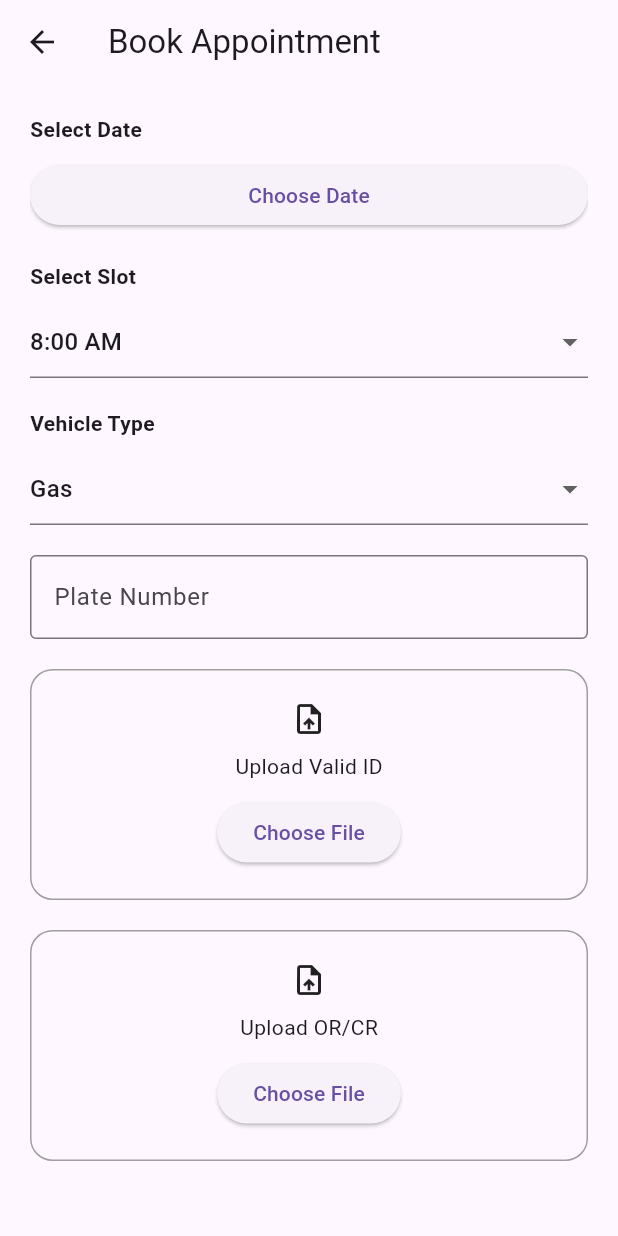
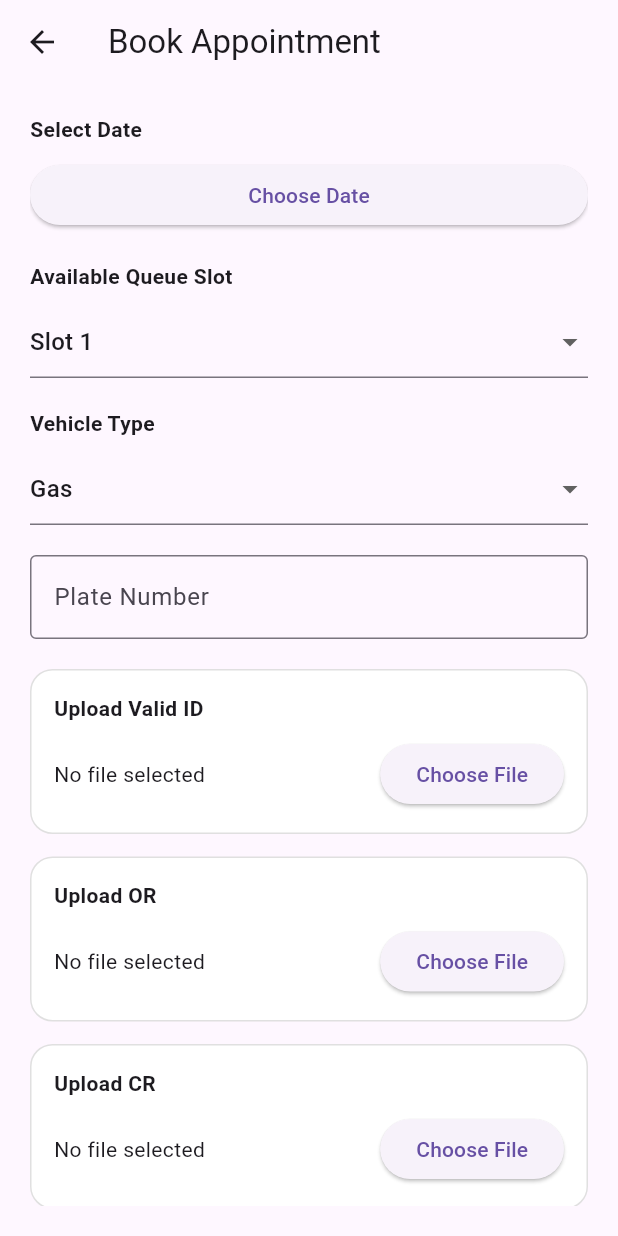
Before and after one commit to jastin213/Queue_Tracking_App, a Flutter app: the BookAppointment screen opened directly, on a phone screen of 412 x 824 dp. Run offline on Flutter 3.47's test engine with Material 3 defaults, Android fonts, the phone set to English and light mode, and no system bars; our stand-ins replace file_picker, flutter_tts, image_picker.

Commit message:
updated bug 1.0

```diff
--- a/lib/screens/book_appointment.dart
+++ b/lib/screens/book_appointment.dart
@@ -1,4 +1,8 @@
+import 'dart:io';
+
 import 'package:flutter/material.dart';
+import 'package:image_picker/image_picker.dart';
+import 'package:file_picker/file_picker.dart';
 
 // ================= GLOBAL BOOKING STORAGE =================
 
@@ -10,6 +14,8 @@ ValueNotifier<List<Map<String, dynamic>>> approvedBookings =
 
 ValueNotifier<List<Map<String, dynamic>>> rejectedBookings =
     ValueNotifier([]);
+
+// ================= BOOK APPOINTMENT =================
 
 class BookAppointment extends StatefulWidget {
   const BookAppointment({super.key});
@@ -28,20 +34,35 @@ class _BookAppointmentState
 
   DateTime? selectedDate;
 
-  String selectedSlot = "8:00 AM";
+  String selectedSlot = "Slot 1";
+
   String selectedVehicle = "Gas";
+
+  // ================= FILES =================
+
+  File? validIdFile;
+
+  File? orFile;
+
+  File? crFile;
+
+  // ================= IMAGE PICKER =================
+
+  final ImagePicker picker = ImagePicker();
 
   // ================= SLOT LIST =================
 
   final List<String> slots = [
-    "8:00 AM",
-    "9:00 AM",
-    "10:00 AM",
-    "11:00 AM",
-    "1:00 PM",
-    "2:00 PM",
-    "3:00 PM",
-    "4:00 PM",
+    "Slot 1",
+    "Slot 2",
+    "Slot 3",
+    "Slot 4",
+    "Slot 5",
+    "Slot 6",
+    "Slot 7",
+    "Slot 8",
+    "Slot 9",
+    "Slot 10",
   ];
 
   // ================= PICK DATE =================
@@ -64,19 +85,98 @@ class _BookAppointmentState
     }
   }
 
+  // ================= PICK VALID ID =================
+
+  Future pickValidId() async {
+    final XFile? image =
+        await picker.pickImage(
+      source: ImageSource.gallery,
+    );
+
+    if (image != null) {
+      setState(() {
+        validIdFile = File(image.path);
+      });
+    }
+  }
+
+  // ================= PICK DOCUMENT =================
+
+  Future pickDocument(String type) async {
+    FilePickerResult? result =
+        await FilePicker.platform.pickFiles();
+
+    if (result != null) {
+      File file = File(
+        result.files.single.path!,
+      );
+
+      setState(() {
+        if (type == "OR") {
+          orFile = file;
+        } else {
+          crFile = file;
+        }
+      });
+    }
+  }
+
   // ================= SUBMIT BOOKING =================
 
   void submitBooking() {
+    // ================= VALIDATION =================
+
     if (selectedDate == null ||
         plateController.text.isEmpty) {
       ScaffoldMessenger.of(context).showSnackBar(
         const SnackBar(
-          content: Text("Complete all fields"),
+          content: Text(
+            "Complete all fields",
+          ),
         ),
       );
 
       return;
     }
+
+    // ================= FILE VALIDATION =================
+
+    if (validIdFile == null ||
+        orFile == null ||
+        crFile == null) {
+      ScaffoldMessenger.of(context).showSnackBar(
+        const SnackBar(
+          content: Text(
+            "Please upload all required documents.",
+          ),
+        ),
+      );
+
+      return;
+    }
+
+    // ================= DUPLICATE SLOT CHECK =================
+
+    bool slotTaken = pendingBookings.value.any(
+      (booking) =>
+          booking['date'] ==
+              "${selectedDate!.month}/${selectedDate!.day}/${selectedDate!.year}" &&
+          booking['slot'] == selectedSlot,
+    );
+
+    if (slotTaken) {
+      ScaffoldMessenger.of(context).showSnackBar(
+        const SnackBar(
+          content: Text(
+            "Selected queue slot is already taken.",
+          ),
+        ),
+      );
+
+      return;
+    }
+
+    // ================= SAVE BOOKING =================
 
     pendingBookings.value = [
       ...pendingBookings.value,
@@ -85,11 +185,19 @@ class _BookAppointmentState
         "plate": plateController.text,
         "vehicle": selectedVehicle,
         "slot": selectedSlot,
+
         "date":
             "${selectedDate!.month}/${selectedDate!.day}/${selectedDate!.year}",
+
         "status": "Pending",
+
+        "validId": validIdFile,
+        "orFile": orFile,
+        "crFile": crFile,
       }
     ];
+
+    // ================= SUCCESS =================
 
     ScaffoldMessenger.of(context).showSnackBar(
       const SnackBar(
@@ -102,13 +210,82 @@ class _BookAppointmentState
     Navigator.pop(context);
   }
 
+  // ================= UPLOAD CARD =================
+
+  Widget uploadCard({
+    required String title,
+    required File? file,
+    required VoidCallback onPressed,
+  }) {
+    return Container(
+      width: double.infinity,
+
+      padding: const EdgeInsets.all(15),
+
+      decoration: BoxDecoration(
+        color: Colors.white,
+
+        borderRadius:
+            BorderRadius.circular(15),
+
+        border: Border.all(
+          color: Colors.grey.shade300,
+        ),
+      ),
+
+      child: Column(
+        crossAxisAlignment:
+            CrossAxisAlignment.start,
+
+        children: [
+          Text(
+            title,
+
+            style: const TextStyle(
+              fontWeight: FontWeight.bold,
+            ),
+          ),
+
+          const SizedBox(height: 10),
+
+          Row(
+            children: [
+              Expanded(
+                child: Text(
+                  file == null
+                      ? "No file selected"
+                      : file.path
+                          .split('/')
+                          .last,
+
+                  overflow:
+                      TextOverflow.ellipsis,
+                ),
+              ),
+
+              ElevatedButton(
+                onPressed: onPressed,
+
+                child: const Text(
+                  "Choose File",
+                ),
+              ),
+            ],
+          ),
+        ],
+      ),
+    );
+  }
+
   // ================= UI =================
 
   @override
   Widget build(BuildContext context) {
     return Scaffold(
       appBar: AppBar(
-        title: const Text("Book Appointment"),
+        title: const Text(
+          "Book Appointment",
+        ),
       ),
 
       body: Padding(
@@ -120,6 +297,7 @@ class _BookAppointmentState
 
             const Text(
               "Select Date",
+
               style: TextStyle(
                 fontWeight: FontWeight.bold,
               ),
@@ -142,7 +320,8 @@ class _BookAppointmentState
             // ================= SLOT =================
 
             const Text(
-              "Select Slot",
+              "Available Queue Slot",
+
               style: TextStyle(
                 fontWeight: FontWeight.bold,
               ),
@@ -173,6 +352,7 @@ class _BookAppointmentState
 
             const Text(
               "Vehicle Type",
+
               style: TextStyle(
                 fontWeight: FontWeight.bold,
               ),
@@ -211,80 +391,49 @@ class _BookAppointmentState
 
               decoration: const InputDecoration(
                 labelText: "Plate Number",
+
                 border: OutlineInputBorder(),
               ),
             ),
 
             const SizedBox(height: 20),
 
-            // ================= UPLOAD ID =================
+            // ================= VALID ID =================
 
-            Container(
-              padding: const EdgeInsets.all(20),
+            uploadCard(
+              title: "Upload Valid ID",
 
-              decoration: BoxDecoration(
-                border: Border.all(
-                  color: Colors.grey,
-                ),
+              file: validIdFile,
 
-                borderRadius:
-                    BorderRadius.circular(15),
-              ),
-
-              child: Column(
-                children: [
-                  const Icon(Icons.upload_file),
-
-                  const SizedBox(height: 10),
-
-                  const Text("Upload Valid ID"),
-
-                  const SizedBox(height: 10),
-
-                  ElevatedButton(
-                    onPressed: () {},
-                    child: const Text(
-                      "Choose File",
-                    ),
-                  ),
-                ],
-              ),
+              onPressed: pickValidId,
             ),
 
-            const SizedBox(height: 20),
+            const SizedBox(height: 15),
 
-            // ================= UPLOAD OR/CR =================
+            // ================= OR =================
 
-            Container(
-              padding: const EdgeInsets.all(20),
+            uploadCard(
+              title: "Upload OR",
 
-              decoration: BoxDecoration(
-                border: Border.all(
-                  color: Colors.grey,
-                ),
+              file: orFile,
 
-                borderRadius:
-                    BorderRadius.circular(15),
-              ),
+              onPressed: () {
+                pickDocument("OR");
+              },
+            ),
 
-              child: Column(
-                children: [
-                  const Icon(Icons.upload_file),
+            const SizedBox(height: 15),
 
-                  const SizedBox(height: 10),
+            // ================= CR =================
 
-                  const Text("Upload OR/CR"),
+            uploadCard(
+              title: "Upload CR",
 
-                  const SizedBox(height: 10),
+              file: crFile,
 
-                  ElevatedButton(
-                    onPressed: () {},
-                    child: const Text(
-                      "Choose File",
-                    ),
-                  ),
-                ],
-              ),
+              onPressed: () {
+                pickDocument("CR");
+              },
             ),
 
             const SizedBox(height: 30),
--- a/pubspec.yaml
+++ b/pubspec.yaml
@@ -31,10 +31,12 @@ dependencies:
   flutter:
     sdk: flutter
 
-  # The following adds the Cupertino Icons font to your application.
-  # Use with the CupertinoIcons class for iOS style icons.
   cupertino_icons: ^1.0.8
   flutter_tts: ^4.2.5
+  image_picker: ^1.1.2
+  file_picker: ^8.0.7
+
+
 
 dev_dependencies:
   flutter_test:
```
Also changed, not shown: lib/screens/customer_register.dart (+36 -10 lines), lib/screens/track_page.dart (+110 -11 lines), pubspec.lock, 5 other files.
